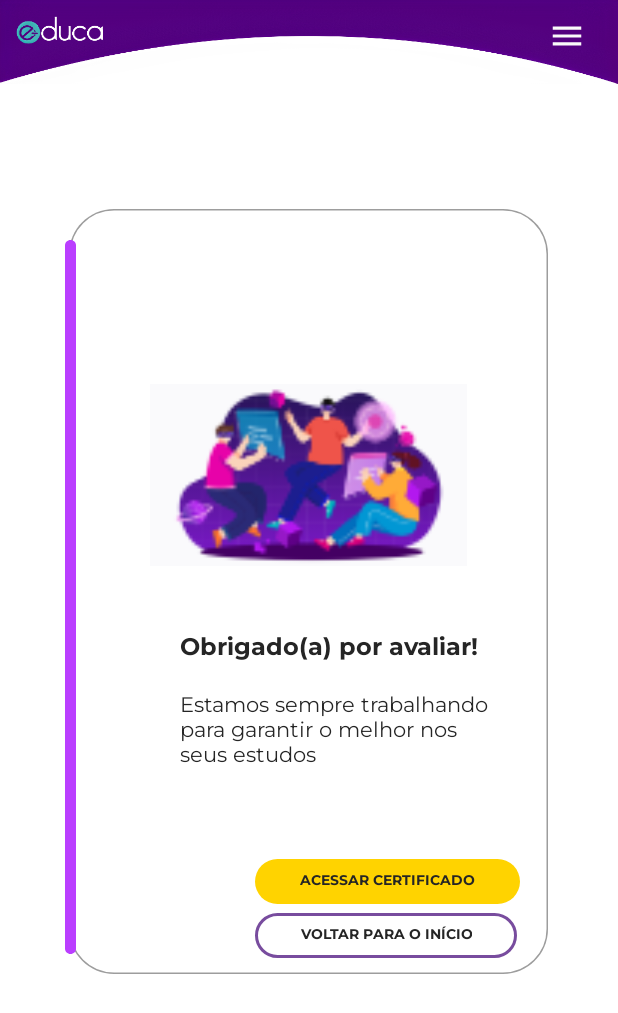
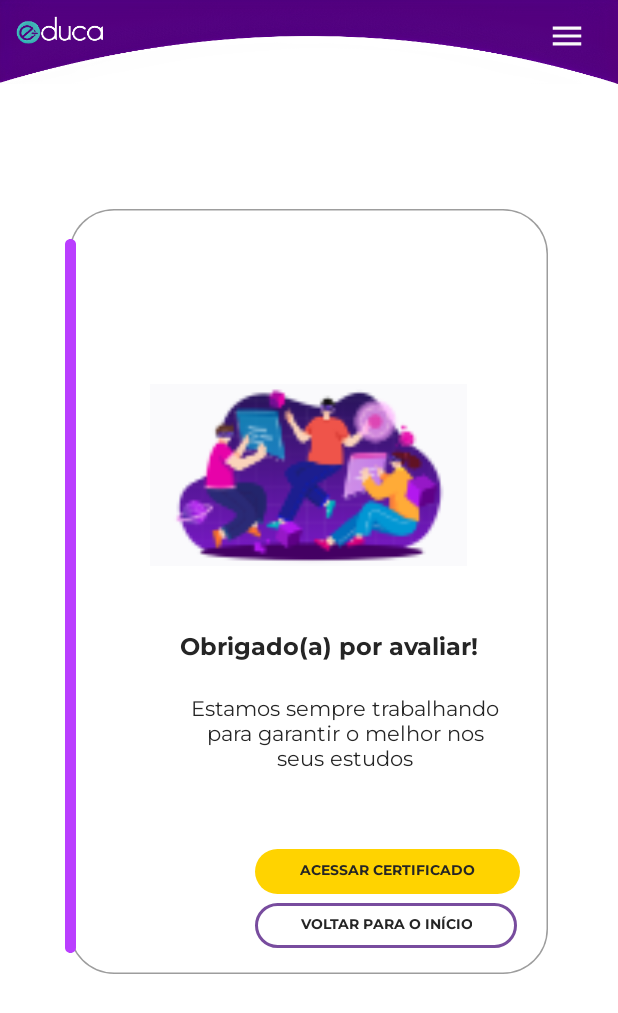
Before and after one commit to e-duca/e-duca-app, an Android app: the Likert_Respondido screen opened directly, with no data from a screen before it, on a phone screen of 412 x 824 dp. Shown: the top 1013 px of the screen. Run offline under Robolectric (Android 15) with nearby library versions, the phone set to English and light mode, and no system bars.

Commit message:
foi realizado a tela do likert respondido

```diff
--- a/app/src/main/res/layout/activity_likert_respondido.xml
+++ b/app/src/main/res/layout/activity_likert_respondido.xml
@@ -36,7 +36,7 @@
             android:layout_below="@id/fg_menu"
             android:layout_alignParentLeft="true"
             android:layout_marginLeft="43dp"
-            android:layout_marginTop="104dp"
+            android:layout_marginTop="103dp"
             android:background="@drawable/db_card_rectangle2_likert" />
 
         <ImageView
@@ -61,6 +61,7 @@
 
         <TextView
             android:id="@+id/txt_tks"
+            android:gravity="center"
             android:layout_width="220dp"
             android:layout_height="60dp"
             android:layout_below="@id/obrigado_a_"
@@ -76,10 +77,11 @@
             android:layout_below="@+id/txt_tks"
             android:layout_gravity="center_horizontal"
             android:layout_marginLeft="170dp"
-            android:layout_marginTop="52dp"
+            android:layout_marginTop="45dp"
             android:background="@drawable/db_btn_solid"
             android:text="@string/txt_access_certificate"
             android:textSize="9sp"
+            android:textColor="@color/black"
             tools:ignore="TouchTargetSizeCheck,TouchTargetSizeCheck" />
 
 
```
